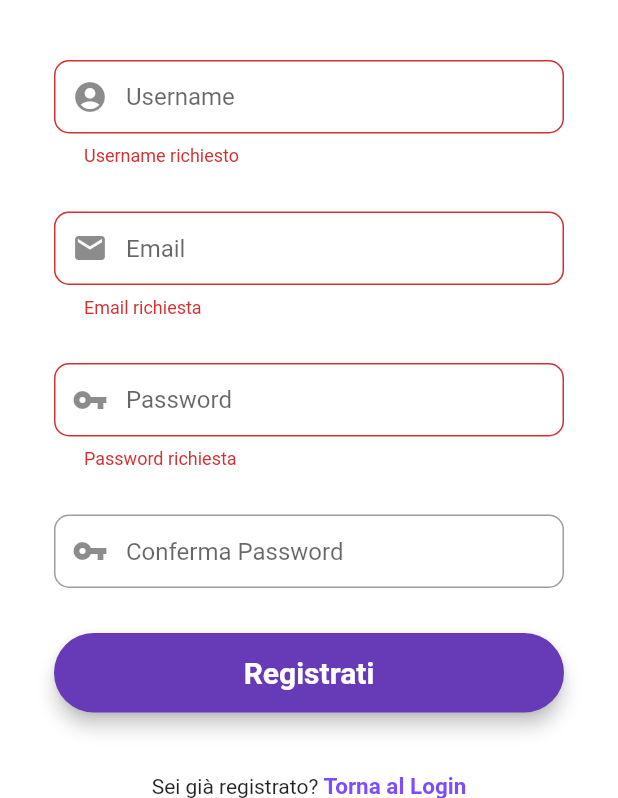
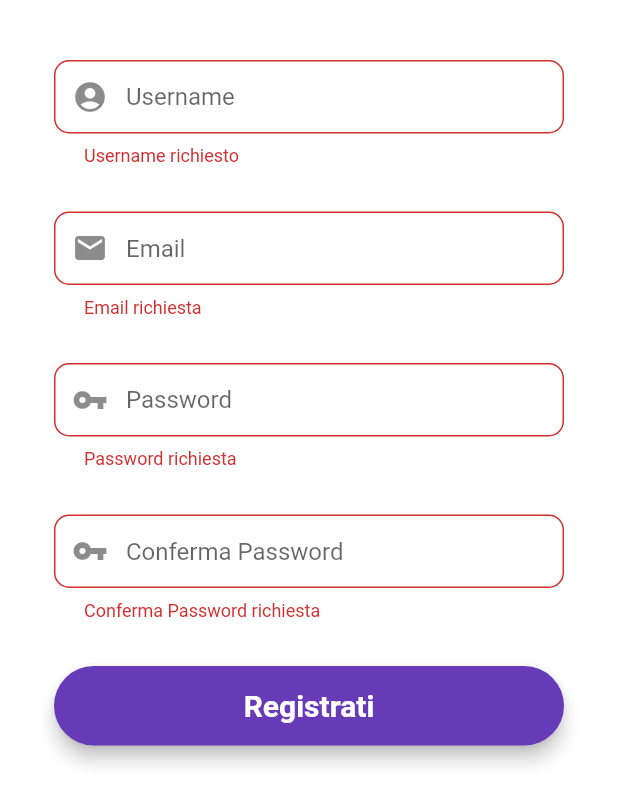
Before and after one commit to lorenzoromandini/massigym_flutter, a Flutter app: the RegistrationScreen screen opened directly, after a tap on "Registrati", on a phone screen of 412 x 824 dp, the part 438-1236 px from its top. Run offline on Flutter 3.47's test engine with Material 2 defaults, Android fonts, the phone set to English and light mode, and no system bars; our stand-ins replace cloud_firestore, dio, file_picker, firebase_auth, firebase_core, firebase_storage and 5 more; accounts and stored records are empty.

Commit message:
String conferma password

```diff
--- a/lib/strings.dart
+++ b/lib/strings.dart
@@ -38,6 +38,8 @@ class Strings {
   static const String usernameRequired = "Username richiesto";
   static const String usernameInvalid =
       "Immettere uno Username valido. (Min. 5 caratteri)";
+
+  static const String passwordConfirmRequired = "Conferma Password richiesta";
 
   static const String passwordNotEquals = "Le Password non coincidono";
 
--- a/lib/ui/auth/registration_screen.dart
+++ b/lib/ui/auth/registration_screen.dart
@@ -116,8 +116,11 @@ class _RegistrationScreenState extends State<RegistrationScreen> {
       autofocus: false,
       controller: confermaPasswordController,
       obscureText: true,
-      // password e conferma password sono differenti
       validator: (value) {
+        if (value!.isEmpty) {
+          return (Strings.passwordConfirmRequired);
+        }
+        // password e conferma password sono differenti
         if (confermaPasswordController.text != passwordController.text) {
           return Strings.passwordNotEquals;
         }
```
